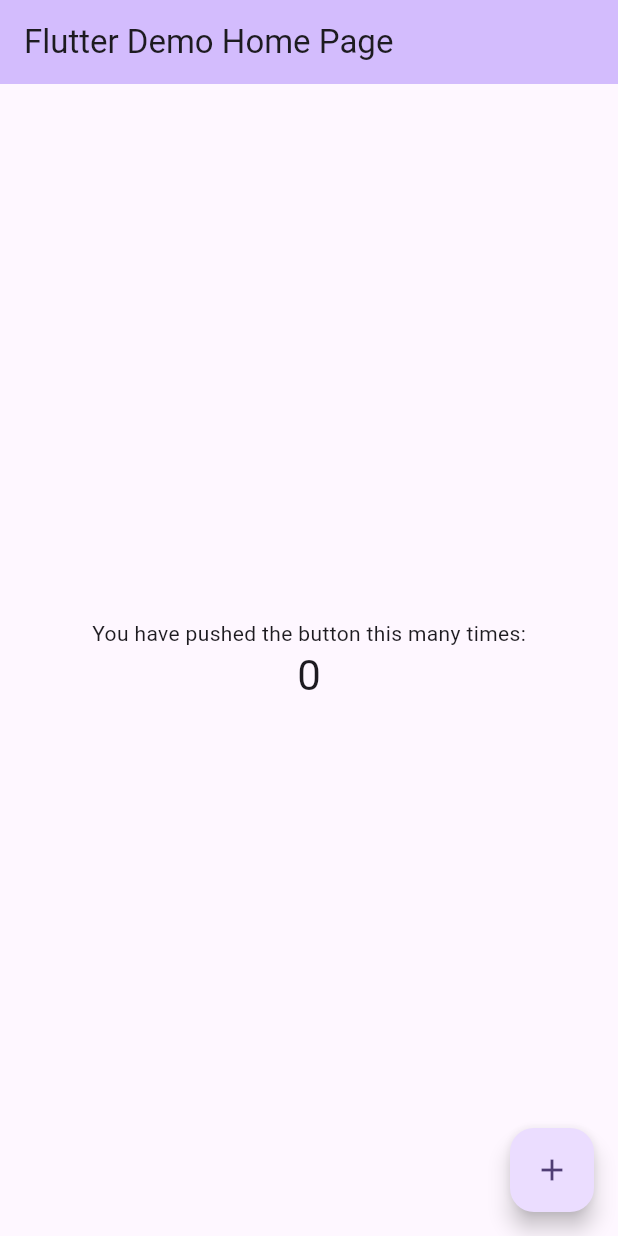
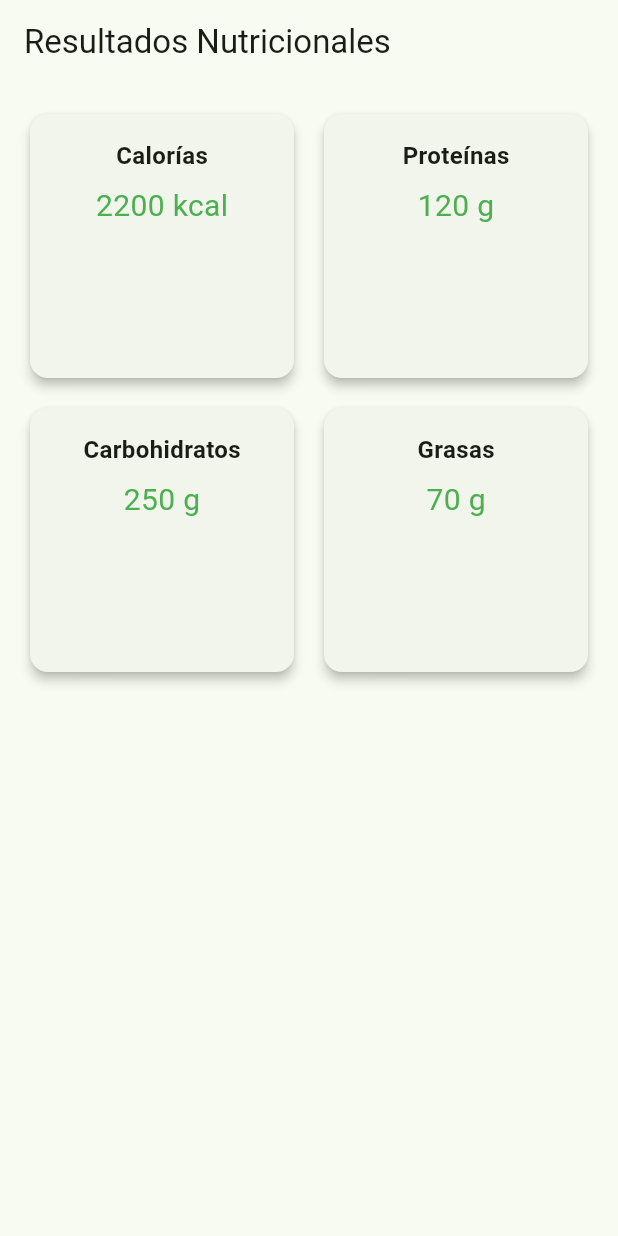
Before and after one commit to StalynG/nutriapp, a Flutter app: the screen it shows after launch, on a phone screen of 412 x 824 dp. Run offline on Flutter 3.47's test engine with Material 3 defaults, Android fonts, the phone set to English and light mode, and no system bars.

Commit message:
UI Resultados Nutricionales

```diff
--- /dev/null
+++ b/lib/features/resultados/presentation/screens/resultados_screen.dart
@@ -0,0 +1,29 @@
+import 'package:flutter/material.dart';
+import '../widgets/nutrient_card.dart';
+
+class ResultadosScreen extends StatelessWidget {
+  const ResultadosScreen({super.key});
+
+  @override
+  Widget build(BuildContext context) {
+    return Scaffold(
+      appBar: AppBar(
+        title: const Text('Resultados Nutricionales'),
+      ),
+      body: Padding(
+        padding: const EdgeInsets.all(16),
+        child: GridView.count(
+          crossAxisCount: 2,
+          crossAxisSpacing: 12,
+          mainAxisSpacing: 12,
+          children: const [
+            NutrientCard(label: 'Calorías', value: '2200 kcal'),
+            NutrientCard(label: 'Proteínas', value: '120 g'),
+            NutrientCard(label: 'Carbohidratos', value: '250 g'),
+            NutrientCard(label: 'Grasas', value: '70 g'),
+          ],
+        ),
+      ),
+    );
+  }
+}
--- /dev/null
+++ b/lib/features/resultados/presentation/widgets/nutrient_card.dart
@@ -0,0 +1,41 @@
+import 'package:flutter/material.dart';
+
+class NutrientCard extends StatelessWidget {
+  final String label;
+  final String value;
+
+  const NutrientCard({
+    super.key,
+    required this.label,
+    required this.value,
+  });
+
+  @override
+  Widget build(BuildContext context) {
+    return Card(
+      elevation: 3,
+      child: Padding(
+        padding: const EdgeInsets.all(16),
+        child: Column(
+          children: [
+            Text(
+              label,
+              style: const TextStyle(
+                fontSize: 16,
+                fontWeight: FontWeight.bold,
+              ),
+            ),
+            const SizedBox(height: 8),
+            Text(
+              value,
+              style: const TextStyle(
+                fontSize: 20,
+                color: Colors.green,
+              ),
+            ),
+          ],
+        ),
+      ),
+    );
+  }
+}
--- a/lib/main.dart
+++ b/lib/main.dart
@@ -1,4 +1,5 @@
 import 'package:flutter/material.dart';
+import 'features/resultados/presentation/screens/resultados_screen.dart';
 
 void main() {
   runApp(const MyApp());
@@ -7,107 +8,18 @@ void main() {
 class MyApp extends StatelessWidget {
   const MyApp({super.key});
 
-  // This widget is the root of your application.
   @override
   Widget build(BuildContext context) {
     return MaterialApp(
-      title: 'Flutter Demo',
+      debugShowCheckedModeBanner: false,
+      title: 'NutriApp',
       theme: ThemeData(
-        // This is the theme of your application.
-        //
-        // TRY THIS: Try running your application with "flutter run". You'll see
-        // the application has a purple toolbar. Then, without quitting the app,
-        // try changing the seedColor in the colorScheme below to Colors.green
-        // and then invoke "hot reload" (save your changes or press the "hot
-        // reload" button in a Flutter-supported IDE, or press "r" if you used
-        // the command line to start the app).
-        //
-        // Notice that the counter didn't reset back to zero; the application
-        // state is not lost during the reload. To reset the state, use hot
-        // restart instead.
-        //
-        // This works for code too, not just values: Most code changes can be
-        // tested with just a hot reload.
-        colorScheme: .fromSeed(seedColor: Colors.deepPurple),
+        colorScheme: ColorScheme.fromSeed(
+          seedColor: Colors.green,
+        ),
+        useMaterial3: true,
       ),
-      home: const MyHomePage(title: 'Flutter Demo Home Page'),
+      home: const ResultadosScreen(),
     );
   }
 }
-
-class MyHomePage extends StatefulWidget {
-  const MyHomePage({super.key, required this.title});
-
-  // This widget is the home page of your application. It is stateful, meaning
-  // that it has a State object (defined below) that contains fields that affect
-  // how it looks.
-
-  // This class is the configuration for the state. It holds the values (in this
-  // case the title) provided by the parent (in this case the App widget) and
-  // used by the build method of the State. Fields in a Widget subclass are
-  // always marked "final".
-
-  final String title;
-
-  @override
-  State<MyHomePage> createState() => _MyHomePageState();
-}
-
-class _MyHomePageState extends State<MyHomePage> {
-  int _counter = 0;
-
-  void _incrementCounter() {
-    setState(() {
-      // This call to setState tells the Flutter framework that something has
-      // changed in this State, which causes it to rerun the build method below
-      // so that the display can reflect the updated values. If we changed
-      // _counter without calling setState(), then the build method would not be
-      // called again, and so nothing would appear to happen.
-      _counter++;
-    });
-  }
-
-  @override
-  Widget build(BuildContext context) {
-    // This method is rerun every time setState is called, for instance as done
-    // by the _incrementCounter method above.
-    //
-    // The Flutter framework has been optimized to make rerunning build methods
-    // fast, so that you can just rebuild anything that needs updating rather
-    // than having to individually change instances of widgets.
-    return Scaffold(
-      appBar: AppBar(
-        // TRY THIS: Try changing the color here to a specific color (to
-        // Colors.amber, perhaps?) and trigger a hot reload to see the AppBar
-        // change color while the other colors stay the same.
-        backgroundColor: Theme.of(context).colorScheme.inversePrimary,
-        // Here we take the value from the MyHomePage object that was created by
-        // the App.build method, and use it to set our appbar title.
-        title: Text(widget.title),
-      ),
-      body: Center(
-        // Center is a layout widget. It takes a single child and positions it
-        // in the middle of the parent.
-        child: Column(
-          // Column is also a layout widget. It takes a list of children and
-          // arranges them vertically. By default, it sizes itself to fit its
-          // children horizontally, and tries to be as tall as its parent.
-
-          mainAxisAlignment: .center,
-          children: [
-            const Text('You have pushed the button this many times:'),
-            Text(
-              '$_counter',
-              style: Theme.of(context).textTheme.headlineMedium,
-            ),
-          ],
-        ),
-      ),
-      floatingActionButton: FloatingActionButton(
-        onPressed: _incrementCounter,
-        tooltip: 'Increment',
-        child: const Icon(Icons.add),
-      ),
-    );
-  }
-}
```
